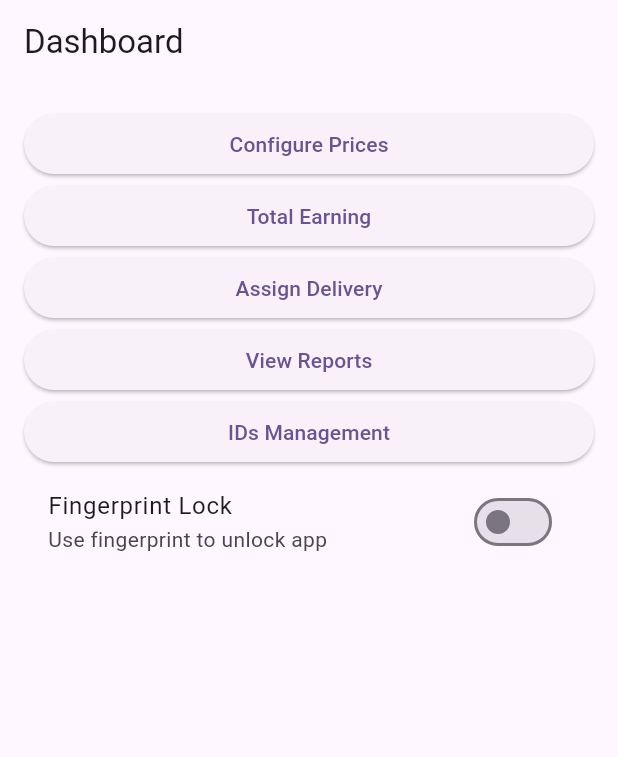
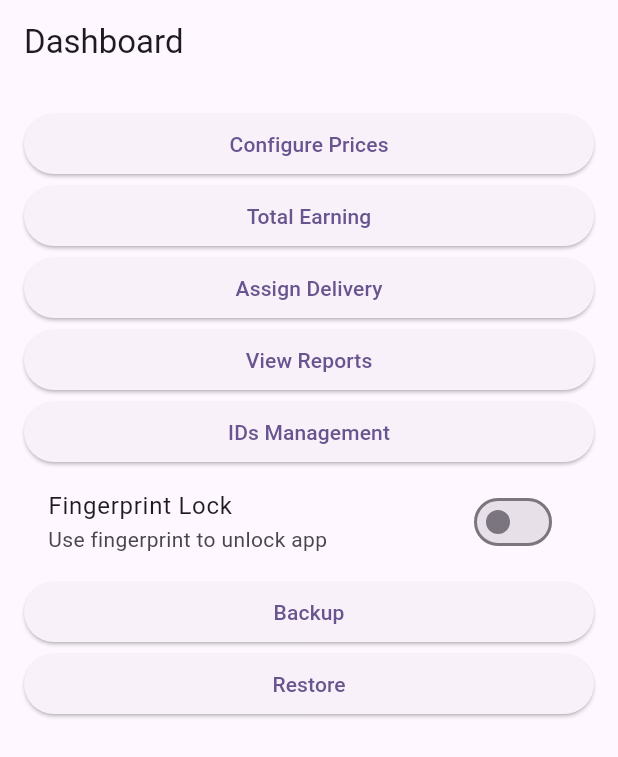
Before and after one commit to aniljadhav2833/my_delivery_app, a Flutter app: the screen it shows after launch, on a phone screen of 412 x 824 dp. Shown: the top 757 px of the screen. Run offline on Flutter 3.47's test engine with Material 3 defaults, Android fonts, the phone set to English and light mode, and no system bars; our stand-ins replace flutter_secure_storage, local_auth, pdf, printing, share_plus, shared_preferences and 1 more; missing offline and left inert: encrypt; accounts and stored records are empty.

Commit message:
feat: encrypted db backup with auto daily backup

```diff
--- /dev/null
+++ b/lib/backup/auto_backup_service.dart
@@ -0,0 +1,21 @@
+import 'package:shared_preferences/shared_preferences.dart';
+
+import '../db/app_database.dart';
+import 'encrypted_backup.dart';
+
+class AutoBackupService {
+  static const _key = 'last_backup_date';
+
+  static Future<void> runDailyBackup() async {
+    await AppDatabase.instance.database;
+
+    final prefs = await SharedPreferences.getInstance();
+    final today = DateTime.now().toIso8601String().substring(0, 10);
+
+    final lastBackup = prefs.getString(_key);
+    if (lastBackup == today) return;
+
+    await EncryptedBackup.createBackup();
+    await prefs.setString(_key, today);
+  }
+}
--- /dev/null
+++ b/lib/backup/backup_restore_screen.dart
@@ -0,0 +1,43 @@
+import 'package:flutter/cupertino.dart';
+import 'package:flutter/material.dart';
+
+import 'encrypted_backup.dart';
+
+class BackupRestoreScreen extends StatelessWidget {
+  const BackupRestoreScreen({super.key});
+
+  @override
+  Widget build(BuildContext context) {
+    return Scaffold(
+      appBar: AppBar(title: const Text('Backup & Restore')),
+      body: Padding(
+        padding: const EdgeInsets.all(16),
+        child: Column(
+          children: [
+            ElevatedButton.icon(
+              icon: const Icon(Icons.backup),
+              label: const Text('Create Backup'),
+              onPressed: () async {
+                await EncryptedBackup.createBackup();
+                ScaffoldMessenger.of(
+                  context,
+                ).showSnackBar(const SnackBar(content: Text('Backup created')));
+              },
+            ),
+            const SizedBox(height: 16),
+            ElevatedButton.icon(
+              icon: const Icon(Icons.restore),
+              label: const Text('Restore Backup'),
+              onPressed: () async {
+                await EncryptedBackup.restoreLatestBackup();
+                ScaffoldMessenger.of(context).showSnackBar(
+                  const SnackBar(content: Text('Backup restored')),
+                );
+              },
+            ),
+          ],
+        ),
+      ),
+    );
+  }
+}
--- /dev/null
+++ b/lib/backup/backup_service.dart
@@ -0,0 +1,22 @@
+import 'dart:io';
+import 'package:path/path.dart';
+import 'package:path_provider/path_provider.dart';
+import 'package:sqflite/sqflite.dart';
+
+class BackupService {
+  static const dbName = 'delivery_app.db';
+
+  static Future<File> getDatabaseFile() async {
+    final dbPath = await getDatabasesPath();
+    return File(join(dbPath, dbName));
+  }
+
+  static Future<Directory> getBackupDir() async {
+    final dir = await getExternalStorageDirectory();
+    final backupDir = Directory('${dir!.path}/backups');
+    if (!backupDir.existsSync()) {
+      backupDir.createSync(recursive: true);
+    }
+    return backupDir;
+  }
+}
--- /dev/null
+++ b/lib/backup/crypto_helper.dart
@@ -0,0 +1,27 @@
+import 'dart:typed_data';
+import 'package:encrypt/encrypt.dart';
+import 'package:flutter/cupertino.dart' as debug;
+
+class CryptoHelper {
+  // ✅ EXACTLY 32 characters (count them)
+
+  static const String _rawKey = 'MY_DELIVERY_APP_KEY_32_BYTES!121';
+
+  static final Key _key = Key.fromUtf8(_rawKey);
+
+  static final IV _iv = IV.fromLength(16);
+
+  static final Encrypter _encrypter = Encrypter(AES(_key, mode: AESMode.cbc));
+
+  static Uint8List encrypt(Uint8List data) {
+    debug.debugPrint('Encrypt KEY LENGTH = ${CryptoHelper._rawKey.length}');
+    return _encrypter.encryptBytes(data, iv: _iv).bytes;
+  }
+
+  static Uint8List decrypt(Uint8List data) {
+    debug.debugPrint('Decrypt KEY LENGTH = ${CryptoHelper._rawKey.length}');
+    return Uint8List.fromList(
+      _encrypter.decryptBytes(Encrypted(data), iv: _iv),
+    );
+  }
+}
--- /dev/null
+++ b/lib/backup/encrypted_backup.dart
@@ -0,0 +1,38 @@
+import 'dart:io';
+import 'package:intl/intl.dart';
+
+import 'backup_service.dart';
+import 'crypto_helper.dart';
+
+class EncryptedBackup {
+  static Future<void> createBackup() async {
+    final dbFile = await BackupService.getDatabaseFile();
+    final backupDir = await BackupService.getBackupDir();
+
+    final timestamp = DateFormat('yyyyMMdd_HHmmss').format(DateTime.now());
+    final backupFile = File('${backupDir.path}/backup_$timestamp.enc');
+
+    final encryptedData = CryptoHelper.encrypt(await dbFile.readAsBytes());
+
+    await backupFile.writeAsBytes(encryptedData, flush: true);
+  }
+
+  static Future<void> restoreLatestBackup() async {
+    final backupDir = await BackupService.getBackupDir();
+    final files = backupDir
+        .listSync()
+        .whereType<File>()
+        .where((f) => f.path.endsWith('.enc'))
+        .toList();
+
+    if (files.isEmpty) return;
+
+    files.sort((a, b) => b.path.compareTo(a.path));
+    final latest = files.first;
+
+    final decrypted = CryptoHelper.decrypt(await latest.readAsBytes());
+
+    final dbFile = await BackupService.getDatabaseFile();
+    await dbFile.writeAsBytes(decrypted, flush: true);
+  }
+}
--- a/lib/screens/home_screen.dart
+++ b/lib/screens/home_screen.dart
@@ -10,6 +10,9 @@ import 'package:my_delivery/screens/total_earnings.dart';
 import 'package:my_delivery/screens/widgets/dashboard.dart';
 import 'package:my_delivery/screens/widgets/navigation_button.dart';
 
+import '../backup/auto_backup_service.dart';
+import '../backup/encrypted_backup.dart';
+
 class HomeScreen extends StatefulWidget {
   const HomeScreen({super.key});
 
@@ -18,6 +21,12 @@ class HomeScreen extends StatefulWidget {
 }
 
 class _HomeScreen extends State<HomeScreen> {
+  @override
+  void initState() {
+    super.initState();
+    AutoBackupService.runDailyBackup();
+  }
+
   @override
   Widget build(BuildContext context) {
     return Scaffold(
@@ -37,6 +46,24 @@ class _HomeScreen extends State<HomeScreen> {
           NavigationButton(title: "View Reports", screen: ReportScreen()),
           NavigationButton(title: "IDs Management", screen: IDsManagement()),
           SecuritySettings(),
+          ElevatedButton(
+            onPressed: () async {
+              await EncryptedBackup.createBackup();
+              ScaffoldMessenger.of(
+                context,
+              ).showSnackBar(const SnackBar(content: Text('Backup created')));
+            },
+            child: const Text('Backup'),
+          ),
+          ElevatedButton(
+            onPressed: () async {
+              await EncryptedBackup.restoreLatestBackup();
+              ScaffoldMessenger.of(
+                context,
+              ).showSnackBar(const SnackBar(content: Text('Restore done')));
+            },
+            child: const Text('Restore'),
+          ),
         ],
       ),
     );
--- a/pubspec.yaml
+++ b/pubspec.yaml
@@ -45,6 +45,10 @@ dependencies:
   flutter_launcher_icons: ^0.13.1
   local_auth: ^2.3.0
   flutter_secure_storage: ^9.2.4
+  path_provider: ^2.1.5
+  encrypt: ^5.0.3
+  intl: ^0.20.2
+
 
 
 dev_dependencies:
```
Also changed, not shown: pubspec.lock, 1 other file.
